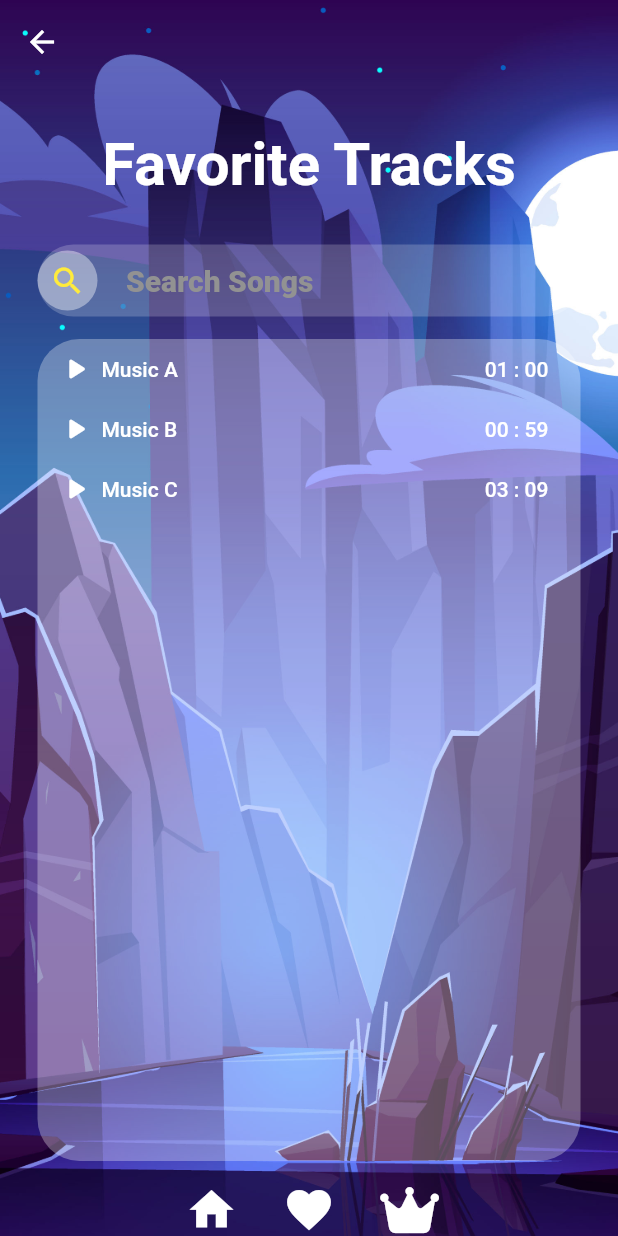
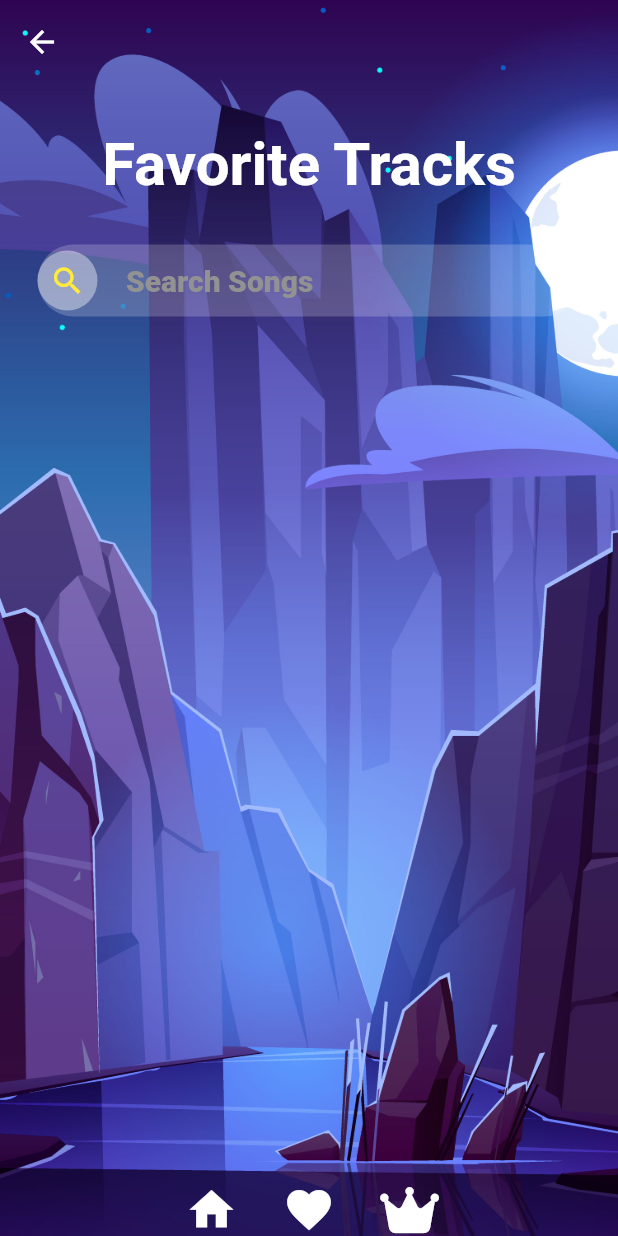
Before and after one commit to leej1230/Reposer, a Flutter app: the ScaffoldTemplate screen opened directly, after a tap on the "favorite" icon, on a phone screen of 412 x 824 dp. Run offline on Flutter 3.47's test engine with Material 2 defaults, Android fonts, the phone set to English and light mode, and no system bars; our stand-ins replace font_awesome_flutter, just_audio, rxdart, sqflite, table_calendar; missing offline and left inert: dart:ffi; accounts and stored records are empty.

```diff
--- a/lib/class/song.dart
+++ b/lib/class/song.dart
@@ -23,7 +23,7 @@ class SongFields {
   static const String srcUrl = 'srcUrl';
   static const String genre = 'genre';
   static const String liked = 'liked';
-  static const String lengthInSec = 'lengthInSec';
+  // static const String lengthInSec = 'lengthInSec';
 }
 
 class Song {
@@ -31,20 +31,20 @@ class Song {
   late String _srcUrl;
   late String _genre;
   late bool _liked;
-  late int _lengthInSec;
+  // late int _lengthInSec;
 
   Song({
     required title,
     required srcUrl,
     required genre,
     required liked,
-    required lengthInSec,
+    // required lengthInSec,
   }) {
     this._title = title;
     this._srcUrl = srcUrl;
     this._genre = genre;
     this._liked = liked;
-    this._lengthInSec = lengthInSec;
+    // this._lengthInSec = lengthInSec;
   }
 
   // Save song information to DB
@@ -54,7 +54,7 @@ class Song {
       SongFields.srcUrl: _srcUrl,
       SongFields.genre: _genre,
       SongFields.liked: _liked ? 1 : 0,
-      SongFields.lengthInSec: _lengthInSec,
+      // SongFields.lengthInSec: _lengthInSec,
     };
   }
 
@@ -64,7 +64,7 @@ class Song {
       srcUrl: json[SongFields.srcUrl] as String,
       genre: json[SongFields.genre] as String,
       liked: json[SongFields.liked] == 1,
-      lengthInSec: json[SongFields.lengthInSec] as Int,
+      // lengthInSec: json[SongFields.lengthInSec] as Int,
     );
     // SongFields.title: _title,
     // SongFields.srcUrl: _srcUrl,
@@ -77,7 +77,7 @@ class Song {
   // each song when using the print statement.
   @override
   String toString() {
-    return 'Song{title: $_title, srcUrl: $_srcUrl, genre: $_genre, liked: $_liked, lengthInSec: $_lengthInSec}';
+    return 'Song{title: $_title, srcUrl: $_srcUrl, genre: $_genre, liked: $_liked}';
   }
 
   //Setters
@@ -103,8 +103,4 @@ class Song {
   String getSongUrl() {
     return _srcUrl;
   }
-
-  int getSongLengthInSec() {
-    return _lengthInSec;
-  }
 }
--- a/lib/components/achievementCalender.dart
+++ b/lib/components/achievementCalender.dart
@@ -3,8 +3,6 @@ import 'package:table_calendar/table_calendar.dart';
 import 'package:intl/intl.dart';
 
 class AchievementCalender extends StatefulWidget {
-  const AchievementCalender({Key? key}) : super(key: key);
-
   @override
   State<AchievementCalender> createState() => _AchievementCalenderState();
 }
--- a/lib/components/likedSongList.dart
+++ b/lib/components/likedSongList.dart
@@ -1,19 +1,12 @@
 import 'package:flutter/material.dart';
 import 'package:reposer/db/songDB.dart';
-import '../entities/secondsToMinute.dart';
 import '../class/song.dart';
 
-List<String> musicTitle = [
-  'Music A',
-  'Music B',
-  'Music C',
-];
-
-List<int> musicTime = [
-  60,
-  59,
-  189,
-];
+// List<String> musicTitle = [
+//   'Music A',
+//   'Music B',
+//   'Music C',
+// ];
 
 class likedSongList extends StatefulWidget {
   @override
@@ -21,7 +14,7 @@ class likedSongList extends StatefulWidget {
 }
 
 class _likedSongListState extends State<likedSongList> {
-  late List<Song> songs;
+  List<Song>? songs;
   bool isLoading = false;
 
   @override
@@ -34,8 +27,8 @@ class _likedSongListState extends State<likedSongList> {
     setState(() {
       isLoading = true;
     });
-    // TODO change to readLikedSong later on
-    this.songs = await SongDatabase.instance.readAllSong();
+
+    this.songs = await SongDatabase.instance.readLikedSong();
 
     setState(() {
       isLoading = false;
@@ -44,12 +37,13 @@ class _likedSongListState extends State<likedSongList> {
 
   @override
   Widget build(BuildContext context) {
+    if (!this.isLoading) {
       return SingleChildScrollView(
         child: Column(
           mainAxisAlignment: MainAxisAlignment.start,
           mainAxisSize: MainAxisSize.max,
           children: <Widget>[
-          for (int i = 0; i < musicTime.length; i++)
+            for (final song in this.songs ?? [])
               Padding(
                 padding: const EdgeInsets.all(8.0),
                 child: Row(
@@ -63,7 +57,7 @@ class _likedSongListState extends State<likedSongList> {
                     Expanded(
                       flex: 7,
                       child: Text(
-                      musicTitle[i],
+                        song.getSongTitle(),
                         overflow: TextOverflow.ellipsis,
                         style: TextStyle(
                           color: Colors.white,
@@ -72,15 +66,10 @@ class _likedSongListState extends State<likedSongList> {
                       ),
                     ),
                     Expanded(
-                    flex: 2,
-                    child: Center(
-                      child: Text(
-                        convertSecondsToMinute(timeInSecond: musicTime[i]),
-                        style: TextStyle(
+                      // TODO unfavorite the song
+                      child: Icon(
+                        Icons.favorite,
                         color: Colors.white,
-                          fontWeight: FontWeight.w500,
-                        ),
-                      ),
                       ),
                     ),
                   ],
@@ -89,5 +78,20 @@ class _likedSongListState extends State<likedSongList> {
           ],
         ),
       );
+    } else {
+      return Column(
+        crossAxisAlignment: CrossAxisAlignment.stretch,
+        children: [
+          Center(
+            child: Container(
+              child: Padding(
+                padding: const EdgeInsets.all(20.0),
+                child: CircularProgressIndicator(),
+              ),
+            ),
+          ),
+        ],
+      );
     }
   }
+}
--- a/lib/components/sessionTimer.dart
+++ b/lib/components/sessionTimer.dart
@@ -5,7 +5,10 @@ import 'dart:async';
 
 class SessionTimer extends StatefulWidget {
   Duration sessionDuration;
-  SessionTimer({required Duration this.sessionDuration});
+  Function afterTimerFunction;
+  SessionTimer(
+      {required Duration this.sessionDuration,
+      required this.afterTimerFunction});
 
   @override
   State<SessionTimer> createState() => _SessionTimerState();
@@ -20,6 +23,7 @@ class _SessionTimerState extends State<SessionTimer> {
       final seconds = widget.sessionDuration.inSeconds - reduceSecondsBy;
       if (seconds < 0) {
         countdownTimer!.cancel();
+        widget.afterTimerFunction();
       } else {
         widget.sessionDuration = Duration(seconds: seconds);
       }
--- a/lib/favTrack.dart
+++ b/lib/favTrack.dart
@@ -50,7 +50,7 @@ class FavoriteTracks extends StatelessWidget {
                     ),
                     child: likedSongList(),
                   ),
-                )
+                ),
               ],
             ),
           ),
--- a/lib/sessionChoice.dart
+++ b/lib/sessionChoice.dart
@@ -6,7 +6,6 @@ import './components/scaffoldTemplate.dart';
 class SessionChoiceScreen extends StatelessWidget {
   @override
   Widget build(BuildContext context) {
-    //TODO 2 make scaffold widget that can be used in each screen (take body for argument)
     return ScaffoldTemplate(
       body: Container(
         color: Color(0xFF15002c),
```
Also changed, not shown: lib/components/card.dart (+11 -7 lines), lib/components/musicPlayerMenu.dart (+65 -27 lines), lib/db/songDB.dart (+24 -3 lines), lib/entities/addSongsToDB.dart (+21 -4 lines), lib/entities/constants.dart (+9 -0 lines), lib/sessionScreen.dart (+9 -2 lines). Lines whose indentation alone changed are shown as unchanged.
